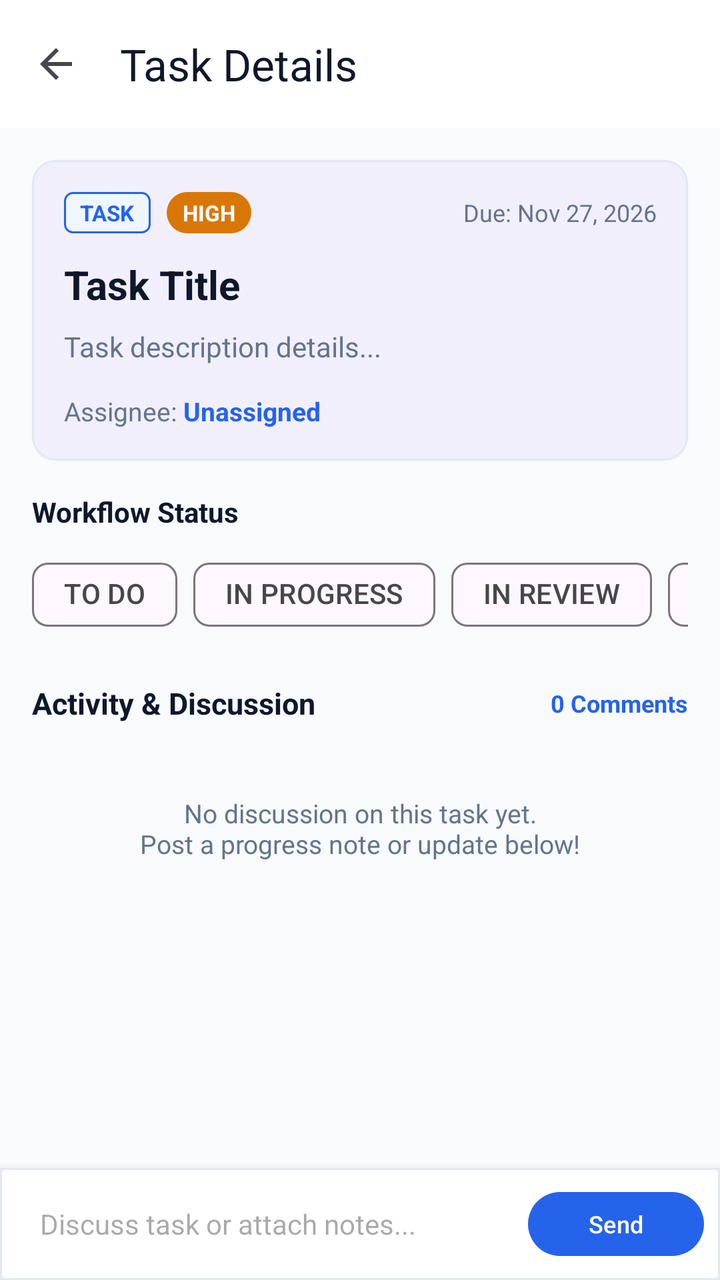
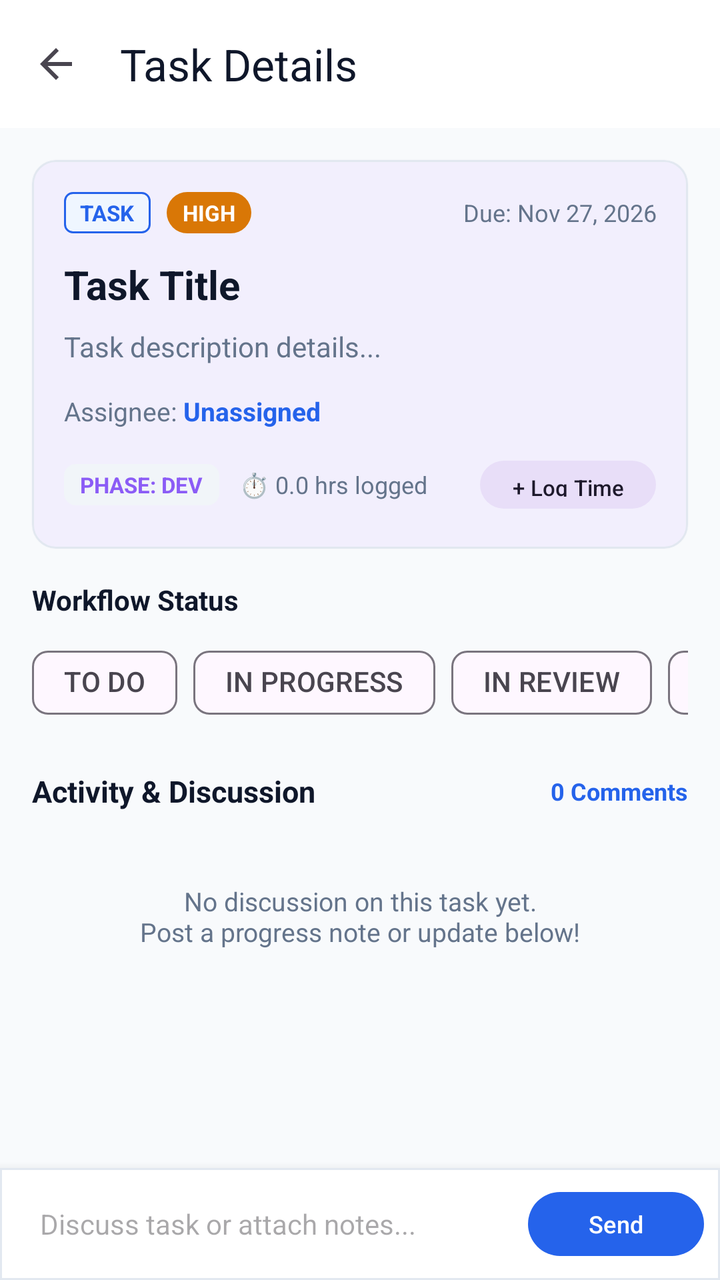

The first picture is an Android layout as it rendered before a commit; the second is the same layout after the commit. The layout source and the unified diff follow.
<!-- AndroidManifest.xml: application theme Theme.ProjectHub -->
<!-- res/layout/activity_task_details.xml -->
<?xml version="1.0" encoding="utf-8"?>
<androidx.coordinatorlayout.widget.CoordinatorLayout 
    xmlns:android="http://schemas.android.com/apk/res/android"
    xmlns:app="http://schemas.android.com/apk/res-auto"
    android:layout_width="match_parent"
    android:layout_height="match_parent"
    android:background="@color/background">

    <com.google.android.material.appbar.AppBarLayout
        android:layout_width="match_parent"
        android:layout_height="wrap_content"
        android:background="@color/surface">

        <com.google.android.material.appbar.MaterialToolbar
            android:id="@+id/toolbar"
            android:layout_width="match_parent"
            android:layout_height="?attr/actionBarSize"
            app:navigationIcon="?attr/homeAsUpIndicator"
            app:title="Task Details"
            app:titleTextColor="@color/text_primary" />
    </com.google.android.material.appbar.AppBarLayout>

    <LinearLayout
        android:layout_width="match_parent"
        android:layout_height="match_parent"
        android:orientation="vertical"
        app:layout_behavior="@string/appbar_scrolling_view_behavior">

        <androidx.core.widget.NestedScrollView
            android:layout_width="match_parent"
            android:layout_height="0dp"
            android:layout_weight="1"
            android:fillViewport="true">

            <LinearLayout
                android:layout_width="match_parent"
                android:layout_height="wrap_content"
                android:orientation="vertical"
                android:paddingBottom="24dp">

                
                <com.google.android.material.card.MaterialCardView
                    android:layout_width="match_parent"
                    android:layout_height="wrap_content"
                    android:layout_margin="16dp"
                    app:cardCornerRadius="12dp"
                    app:cardElevation="1dp"
                    app:strokeColor="@color/divider"
                    app:strokeWidth="1dp">

                    <LinearLayout
                        android:layout_width="match_parent"
                        android:layout_height="wrap_content"
                        android:orientation="vertical"
                        android:padding="16dp">

                        
                        <LinearLayout
                            android:layout_width="match_parent"
                            android:layout_height="wrap_content"
                            android:orientation="horizontal"
                            android:gravity="center_vertical">

                            <TextView
                                android:id="@+id/tvDetailIssueType"
                                android:layout_width="wrap_content"
                                android:layout_height="wrap_content"
                                android:paddingHorizontal="8dp"
                                android:paddingVertical="3dp"
                                android:textSize="11sp"
                                android:textStyle="bold"
                                android:textColor="@color/issue_task"
                                android:background="@drawable/bg_badge_task"
                                android:text="TASK" />

                            <TextView
                                android:id="@+id/tvDetailPriority"
                                android:layout_width="wrap_content"
                                android:layout_height="wrap_content"
                                android:layout_marginStart="8dp"
                                android:paddingHorizontal="8dp"
                                android:paddingVertical="3dp"
                                android:textSize="11sp"
                                android:textStyle="bold"
                                android:textColor="@color/surface"
                                android:background="@drawable/bg_priority_pill"
                                android:text="HIGH" />

                            <TextView
                                android:id="@+id/tvDetailDueDate"
                                android:layout_width="0dp"
                                android:layout_height="wrap_content"
                                android:layout_weight="1"
                                android:gravity="end"
                                android:textSize="12sp"
                                android:textColor="@color/text_secondary"
                                android:text="Due: Nov 27, 2026" />
                        </LinearLayout>

                        
                        <TextView
                            android:id="@+id/tvDetailTitle"
                            android:layout_width="match_parent"
                            android:layout_height="wrap_content"
                            android:layout_marginTop="12dp"
                            android:textSize="20sp"
                            android:textStyle="bold"
                            android:textColor="@color/text_primary"
                            android:text="Task Title" />

                        
                        <TextView
                            android:id="@+id/tvDetailDesc"
                            android:layout_width="match_parent"
                            android:layout_height="wrap_content"
                            android:layout_marginTop="8dp"
                            android:textSize="14sp"
                            android:textColor="@color/text_secondary"
                            android:lineSpacingExtra="3dp"
                            android:text="Task description details..." />

                        
                        <LinearLayout
                            android:layout_width="match_parent"
                            android:layout_height="wrap_content"
                            android:orientation="horizontal"
                            android:gravity="center_vertical"
                            android:layout_marginTop="14dp">

                            <TextView
                                android:layout_width="wrap_content"
                                android:layout_height="wrap_content"
                                android:text="Assignee: "
                                android:textSize="13sp"
                                android:textColor="@color/text_secondary" />

                            <TextView
                                android:id="@+id/tvDetailAssignee"
                                android:layout_width="wrap_content"
                                android:layout_height="wrap_content"
                                android:text="Unassigned"
                                android:textSize="13sp"
                                android:textStyle="bold"
                                android:textColor="@color/primary" />
                        </LinearLayout>

                    </LinearLayout>
                </com.google.android.material.card.MaterialCardView>

                
                <TextView
                    android:layout_width="wrap_content"
                    android:layout_height="wrap_content"
                    android:layout_marginStart="16dp"
                    android:text="Workflow Status"
                    android:textSize="14sp"
                    android:textStyle="bold"
                    android:textColor="@color/text_primary" />

                <HorizontalScrollView
                    android:layout_width="match_parent"
                    android:layout_height="wrap_content"
                    android:scrollbars="none"
                    android:paddingHorizontal="16dp"
                    android:paddingTop="8dp">

                    <com.google.android.material.chip.ChipGroup
                        android:id="@+id/chipGroupStatus"
                        android:layout_width="wrap_content"
                        android:layout_height="wrap_content"
                        app:singleSelection="true"
                        app:selectionRequired="true">

                        <com.google.android.material.chip.Chip
                            android:id="@+id/chipStatusTodo"
                            style="@style/Widget.Material3.Chip.Filter"
                            android:layout_width="wrap_content"
                            android:layout_height="wrap_content"
                            android:text="TO DO" />

                        <com.google.android.material.chip.Chip
                            android:id="@+id/chipStatusInProgress"
                            style="@style/Widget.Material3.Chip.Filter"
                            android:layout_width="wrap_content"
                            android:layout_height="wrap_content"
                            android:text="IN PROGRESS" />

                        <com.google.android.material.chip.Chip
                            android:id="@+id/chipStatusInReview"
                            style="@style/Widget.Material3.Chip.Filter"
                            android:layout_width="wrap_content"
                            android:layout_height="wrap_content"
                            android:text="IN REVIEW" />

                        <com.google.android.material.chip.Chip
                            android:id="@+id/chipStatusDone"
                            style="@style/Widget.Material3.Chip.Filter"
                            android:layout_width="wrap_content"
                            android:layout_height="wrap_content"
                            android:text="DONE" />
                    </com.google.android.material.chip.ChipGroup>
                </HorizontalScrollView>

                
                <LinearLayout
                    android:layout_width="match_parent"
                    android:layout_height="wrap_content"
                    android:orientation="horizontal"
                    android:layout_marginStart="16dp"
                    android:layout_marginEnd="16dp"
                    android:layout_marginTop="20dp"
                    android:gravity="center_vertical">

                    <TextView
                        android:id="@+id/tvCommentsHeader"
                        android:layout_width="0dp"
                        android:layout_height="wrap_content"
                        android:layout_weight="1"
                        android:text="Activity &amp; Discussion"
                        android:textSize="15sp"
                        android:textStyle="bold"
                        android:textColor="@color/text_primary" />

                    <TextView
                        android:id="@+id/tvCommentsCountBadge"
                        android:layout_width="wrap_content"
                        android:layout_height="wrap_content"
                        android:textSize="12sp"
                        android:textColor="@color/primary"
                        android:textStyle="bold"
                        android:text="0 Comments" />
                </LinearLayout>

                <TextView
                    android:id="@+id/tvEmptyComments"
                    android:layout_width="match_parent"
                    android:layout_height="wrap_content"
                    android:layout_marginTop="16dp"
                    android:padding="20dp"
                    android:gravity="center"
                    android:text="No discussion on this task yet.\nPost a progress note or update below!"
                    android:textColor="@color/text_secondary"
                    android:textSize="13sp" />

                <androidx.recyclerview.widget.RecyclerView
                    android:id="@+id/rvTaskComments"
                    android:layout_width="match_parent"
                    android:layout_height="wrap_content"
                    android:layout_marginTop="8dp"
                    android:nestedScrollingEnabled="false" />

            </LinearLayout>
        </androidx.core.widget.NestedScrollView>

        
        <com.google.android.material.card.MaterialCardView
            android:layout_width="match_parent"
            android:layout_height="wrap_content"
            app:cardElevation="8dp"
            app:cardCornerRadius="0dp"
            app:strokeColor="@color/divider"
            app:strokeWidth="1dp">

            <LinearLayout
                android:layout_width="match_parent"
                android:layout_height="wrap_content"
                android:orientation="horizontal"
                android:padding="8dp"
                android:gravity="center_vertical"
                android:background="@color/surface">

                <com.google.android.material.textfield.TextInputEditText
                    android:id="@+id/etCommentInput"
                    android:layout_width="0dp"
                    android:layout_height="wrap_content"
                    android:layout_weight="1"
                    android:background="@null"
                    android:hint="Discuss task or attach notes..."
                    android:paddingHorizontal="12dp"
                    android:paddingVertical="10dp"
                    android:textSize="14sp"
                    android:maxLines="3" />

                <com.google.android.material.button.MaterialButton
                    android:id="@+id/btnSendComment"
                    android:layout_width="wrap_content"
                    android:layout_height="40dp"
                    android:text="Send"
                    android:textSize="12sp"
                    app:cornerRadius="20dp" />
            </LinearLayout>
        </com.google.android.material.card.MaterialCardView>

    </LinearLayout>

</androidx.coordinatorlayout.widget.CoordinatorLayout>
<!-- resources referenced by this layout -->
<resources>
  <color name="background">#F8FAFC</color>
  <color name="divider">#E2E8F0</color>
  <color name="issue_task">#2563EB</color>
  <color name="primary">#2563EB</color>
  <color name="surface">#FFFFFF</color>
  <color name="text_primary">#0F172A</color>
  <color name="text_secondary">#64748B</color>
  <!-- drawable bg_badge_task (drawable) -->
  <?xml version="1.0" encoding="utf-8"?>
  <shape xmlns:android="http://schemas.android.com/apk/res/android"
      android:shape="rectangle">
      <corners android:radius="4dp" />
      <solid android:color="@color/issue_task_bg" />
      <stroke android:width="1dp" android:color="@color/issue_task" />
  </shape>
  <!-- drawable bg_priority_pill (drawable) -->
  <?xml version="1.0" encoding="utf-8"?>
  <shape xmlns:android="http://schemas.android.com/apk/res/android"
      android:shape="rectangle">
      <corners android:radius="12dp" />
      <solid android:color="@color/priority_medium" />
  </shape>
  <style name="Theme.ProjectHub" parent="Theme.Material3.DayNight.NoActionBar">
          <item name="colorPrimary">@color/primary</item>
          <item name="colorPrimaryDark">@color/primary_dark</item>
          <item name="colorSecondary">@color/accent</item>
          <item name="android:statusBarColor">@color/primary_dark</item>
          <item name="android:windowBackground">@color/background</item>
      </style>
  <color name="issue_task_bg">#EFF6FF</color>
  <color name="priority_medium">#D97706</color>
  <color name="primary_dark">#1D4ED8</color>
  <color name="accent">#0D9488</color>
</resources>

<!-- the commit's change to res/layout/activity_task_details.xml (unified diff, before → after) -->
@@ -142,6 +142,46 @@
                                 android:textSize="13sp"
                                 android:textStyle="bold"
                                 android:textColor="@color/primary" />
+                        </LinearLayout>
+
+                        
+                        <LinearLayout
+                            android:layout_width="match_parent"
+                            android:layout_height="wrap_content"
+                            android:orientation="horizontal"
+                            android:gravity="center_vertical"
+                            android:layout_marginTop="12dp">
+
+                            <TextView
+                                android:id="@+id/tvDetailPhase"
+                                android:layout_width="wrap_content"
+                                android:layout_height="wrap_content"
+                                android:paddingHorizontal="8dp"
+                                android:paddingVertical="3dp"
+                                android:textSize="11sp"
+                                android:textStyle="bold"
+                                android:textColor="@color/phase_planning"
+                                android:background="@drawable/bg_category_pill"
+                                android:text="PHASE: DEV" />
+
+                            <TextView
+                                android:id="@+id/tvDetailTimeSpent"
+                                android:layout_width="0dp"
+                                android:layout_height="wrap_content"
+                                android:layout_weight="1"
+                                android:layout_marginStart="10dp"
+                                android:textSize="12sp"
+                                android:textColor="@color/text_secondary"
+                                android:text="⏱️ 0.0 hrs logged" />
+
+                            <com.google.android.material.button.MaterialButton
+                                android:id="@+id/btnLogWorkTime"
+                                style="@style/Widget.Material3.Button.TonalButton"
+                                android:layout_width="wrap_content"
+                                android:layout_height="32dp"
+                                android:text="+ Log Time"
+                                android:textSize="11sp"
+                                android:paddingHorizontal="8dp" />
                         </LinearLayout>
 
                     </LinearLayout>
<!-- resource entries referenced after the edit -->
@@ -3,6 +3,7 @@
   <color name="background">#F8FAFC</color>
   <color name="divider">#E2E8F0</color>
   <color name="issue_task">#2563EB</color>
+  <color name="phase_planning">#8B5CF6</color>
   <color name="primary">#2563EB</color>
   <color name="surface">#FFFFFF</color>
   <color name="text_primary">#0F172A</color>
@@ -14,6 +15,13 @@
       <corners android:radius="4dp" />
       <solid android:color="@color/issue_task_bg" />
       <stroke android:width="1dp" android:color="@color/issue_task" />
+  </shape>
+  <!-- drawable bg_category_pill (drawable) -->
+  <?xml version="1.0" encoding="utf-8"?>
+  <shape xmlns:android="http://schemas.android.com/apk/res/android"
+      android:shape="rectangle">
+      <corners android:radius="6dp" />
+      <solid android:color="@color/surface_variant" />
   </shape>
   <!-- drawable bg_priority_pill (drawable) -->
   <?xml version="1.0" encoding="utf-8"?>
@@ -30,6 +38,7 @@
           <item name="android:windowBackground">@color/background</item>
       </style>
   <color name="issue_task_bg">#EFF6FF</color>
+  <color name="surface_variant">#F1F5F9</color>
   <color name="priority_medium">#D97706</color>
   <color name="primary_dark">#1D4ED8</color>
   <color name="accent">#0D9488</color>
